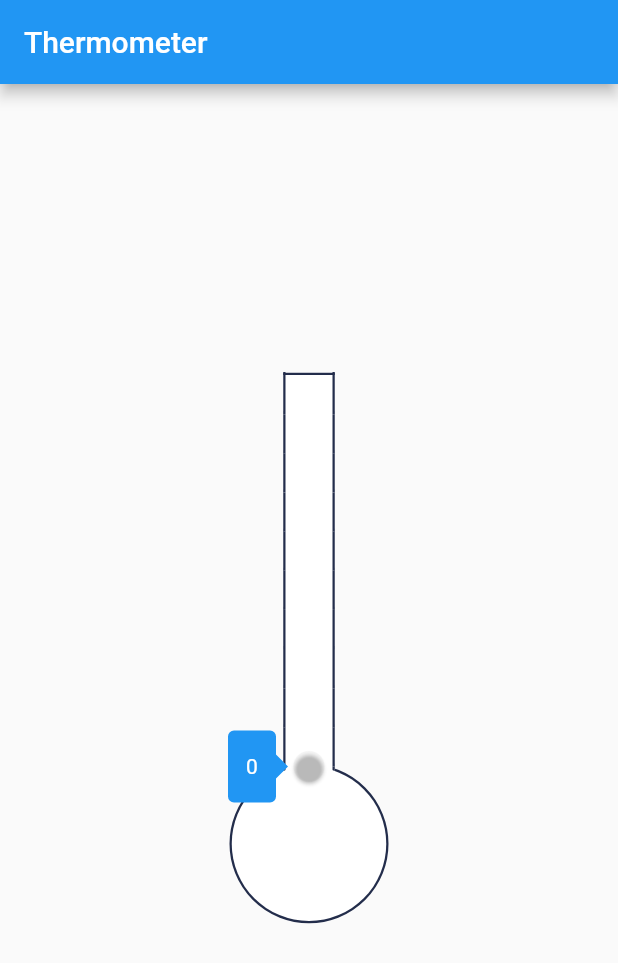
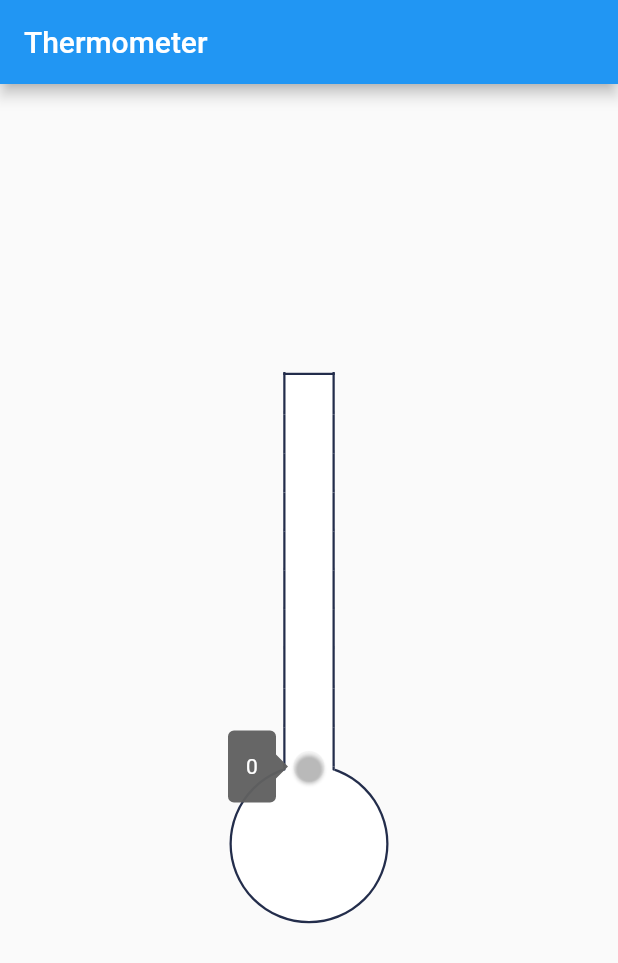
Before and after one commit to nicholasphair/thermometer, a Flutter app: the screen it shows after launch, on a phone screen of 412 x 824 dp. Shown: the top 963 px of the screen. Run offline on Flutter 3.47's test engine with Material 2 defaults, Android fonts, the phone set to English and light mode, and no system bars.

Commit message:
use the theme for value indicator

```diff
--- a/lib/thermometer/thermometer_widgets.dart
+++ b/lib/thermometer/thermometer_widgets.dart
@@ -21,7 +21,8 @@ class _ThermometerSliderState extends State<ThermometerSlider> {
           trackHeight: MediaQuery.of(context).size.height,
           trackShape: ThermometerSliderTrackShape(_temp.toInt()),
           showValueIndicator: ShowValueIndicator.never,
-          valueIndicatorColor: Colors.blue,
+          valueIndicatorColor:
+              Theme.of(context).sliderTheme.valueIndicatorColor,
           thumbShape: const ThermometerThumbShape(),
           overlayShape: const RoundSliderOverlayShape(overlayRadius: 10),
         ),
```
